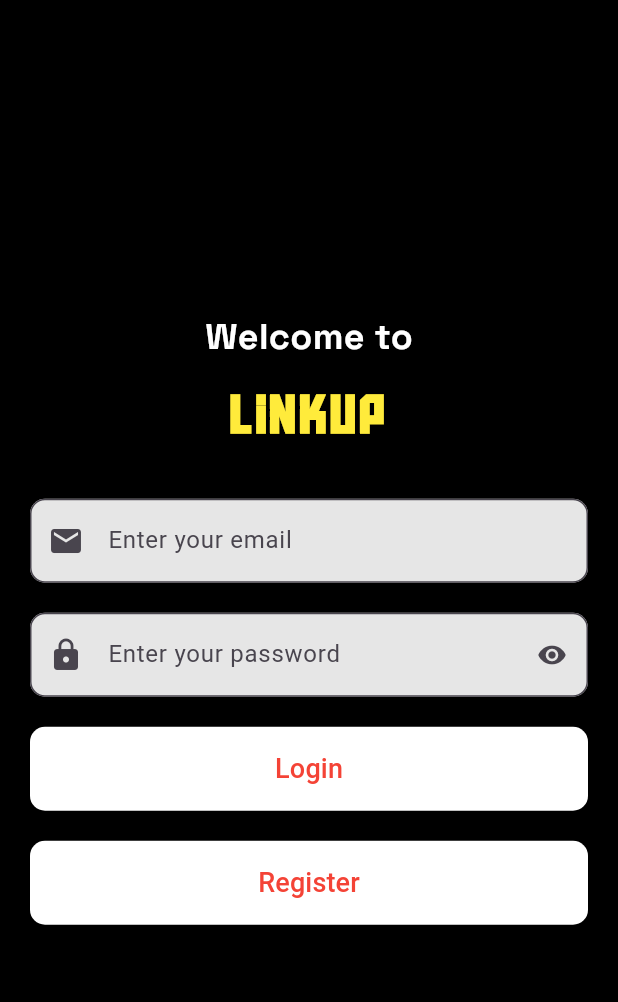
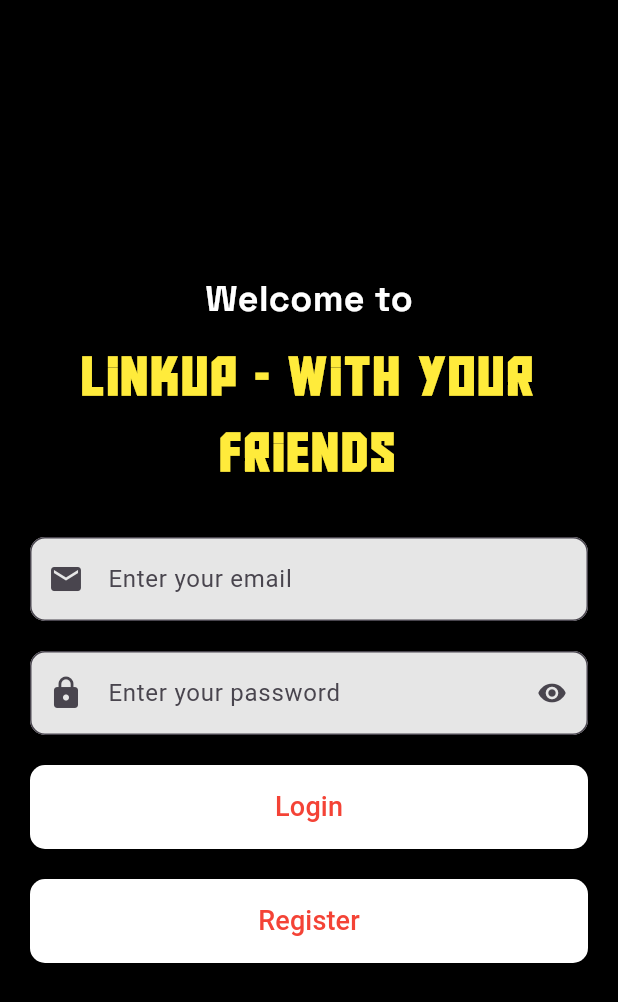
Before and after one commit to AayushPandeyy/linkup_app, a Flutter app: the screen it shows after launch, on a phone screen of 412 x 824 dp. Shown: the top 1002 px of the screen. Run offline on Flutter 3.47's test engine with Material 3 defaults, Android fonts, the phone set to English and light mode, and no system bars; our stand-ins replace cached_network_image, cloud_firestore, firebase_auth, firebase_core, firebase_storage, image_picker; accounts and stored records are empty.

Commit message:
Title change

```diff
--- a/chatapp_flutter/lib/screens/auth/SignInScreen.dart
+++ b/chatapp_flutter/lib/screens/auth/SignInScreen.dart
@@ -72,7 +72,7 @@ class _SignInScreenState extends State<SignInScreen> {
                   ),
                   const SizedBox(height: 10.0),
                   Text(
-                    'LinkUp',
+                    'LinkUp - With your friends',
                     style: TextStyle(
                       fontFamily: "AldotheApache",
                       color: Colors.yellow,
```
